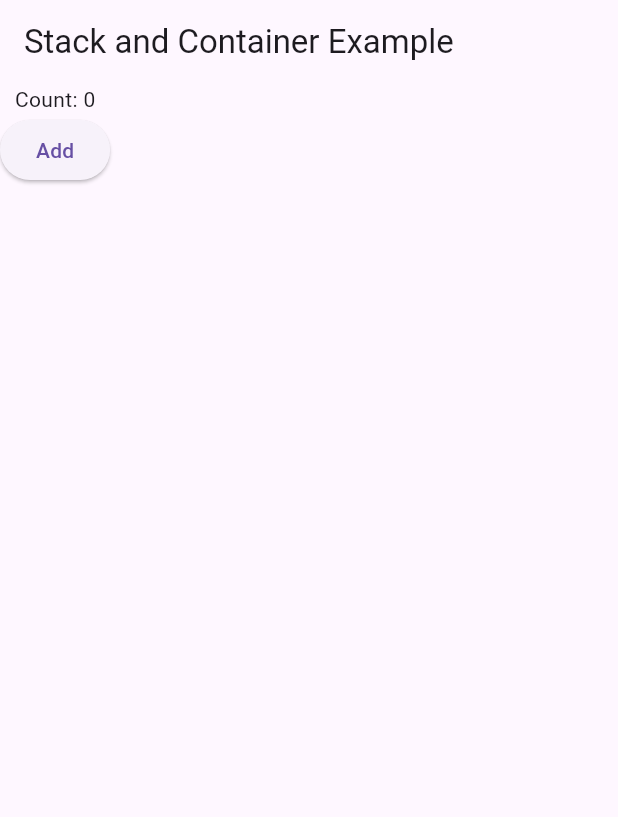
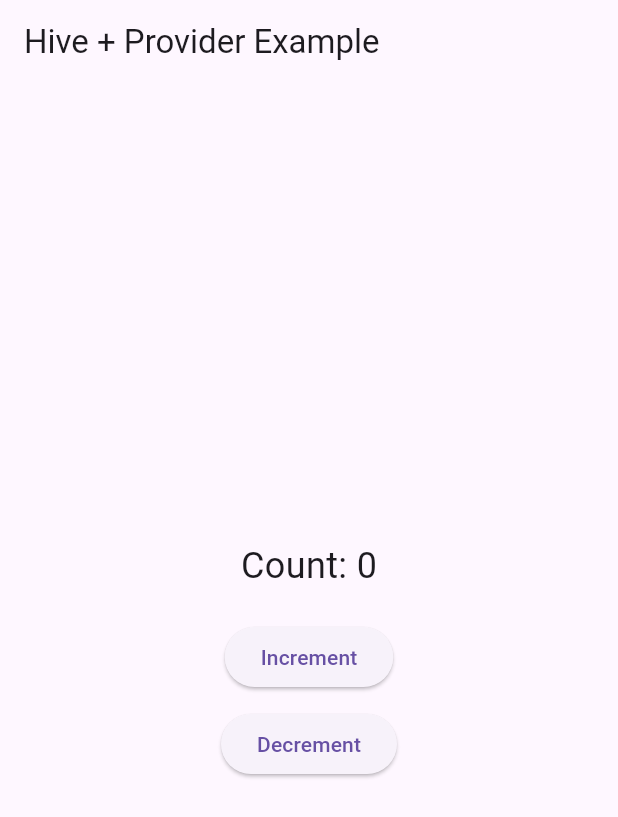
Before and after one commit to Temsegn/Flutter-Projects, a Flutter app: the screen it shows after launch, on a phone screen of 412 x 824 dp. Shown: the top 817 px of the screen. Run offline on Flutter 3.47's test engine with Material 3 defaults, Android fonts, the phone set to English and light mode, and no system bars; our stand-ins replace hive_flutter; accounts and stored records are empty.

Commit message:
provider updated stat managment with provider

```diff
--- a/lib/main.dart
+++ b/lib/main.dart
@@ -1,13 +1,28 @@
 import 'package:flutter/material.dart';
-import 'container/container_page.dart';
-import 'stack/stack_page.dart';
-import 'layout/layout_page2.dart';
+import 'package:provider/provider.dart';
+import 'package:hive_flutter/hive_flutter.dart';
+import 'provider/counter_model.dart'; // Assuming Counter class is in counter_model.dart
 import 'provider/provider_page.dart';
-import 'package:provider/provider.dart';
-import 'provider/counter_model.dart';
- void main() {
+void main() async {
+  // Initialize Hive
+  await Hive.initFlutter();
 
-  runApp( ChangeNotifierProvider(create: (context) => Counter(),
-  child:ProviderPage() ,
- ));
+  // Open a Hive box
+  await Hive.openBox<int>('counts');
+
+  runApp(
+    ChangeNotifierProvider(
+      create: (context) => CounterModel(),
+      child: MyApp(),
+    ),
+  );
 }
+
+class MyApp extends StatelessWidget {
+  @override
+  Widget build(BuildContext context) {
+    return MaterialApp(
+      home: ProviderPage(),
+    );
+  }
+}
--- a/lib/provider/counter_model.dart
+++ b/lib/provider/counter_model.dart
@@ -1,14 +1,24 @@
-import 'package:provider/provider.dart';
 import 'package:flutter/foundation.dart';
+import 'package:hive_flutter/hive_flutter.dart';
 
-class Counter extends ChangeNotifier{
+class CounterModel with ChangeNotifier {
+  static const String _countKey = 'count';
 
-     int _count=0;
+  // Hive box
+  final Box<int> _counts = Hive.box('counts');
 
-  int get count=>_count;
+  // Get the count from Hive (or default to 0 if not found)
+  int get count => _counts.get(_countKey) ?? 0;
 
-     void increment(){
-        _count++;
-        notifyListeners();
-     }
+  // Increment the count and save it to Hive
+  void increment() {
+    _counts.put(_countKey, count + 1);
+    notifyListeners(); // Notify listeners to rebuild the UI
+  }
+
+  // Decrement the count and save it to Hive
+  void decrement() {
+    _counts.put(_countKey, count - 1);
+    notifyListeners(); // Notify listeners to rebuild the UI
+  }
 }
--- a/lib/provider/provider_page.dart
+++ b/lib/provider/provider_page.dart
@@ -1,28 +1,43 @@
 import 'package:flutter/material.dart';
 import 'package:provider/provider.dart';
 import 'counter_model.dart';
-class ProviderPage extends StatelessWidget {
-   ProviderPage({super.key});
 
-
-
-
+class  ProviderPage extends StatelessWidget {
   @override
   Widget build(BuildContext context) {
-    return MaterialApp(
-      debugShowCheckedModeBanner: false,
-      home: Scaffold(
-        appBar: AppBar(title: const Text("Stack and Container Example")),
-        body: Column(
-           children: [
-                 Consumer<Counter>(builder: (context, counter, child) {
-                  return Text('Count: ${counter.count}');
-                },),
-             ElevatedButton(onPressed: (){
-               context.read<Counter>().increment();
-             }, child: Text("Add"))
-           ],
-        )
+    return Scaffold(
+      appBar: AppBar(title: Text('Hive + Provider Example')),
+      body: Center(
+        child: Column(
+          mainAxisAlignment: MainAxisAlignment.center,
+          children: [
+            // Display the count
+            Consumer<CounterModel>(
+              builder: (context, counter, child) {
+                return Text(
+                  'Count: ${counter.count}',
+                  style: TextStyle(fontSize: 24),
+                );
+              },
+            ),
+            SizedBox(height: 20),
+            // Increment button
+            ElevatedButton(
+              onPressed: () {
+                context.read<CounterModel>().increment();
+              },
+              child: Text('Increment'),
+            ),
+            SizedBox(height: 10),
+            // Decrement button
+            ElevatedButton(
+              onPressed: () {
+                context.read<CounterModel>().decrement();
+              },
+              child: Text('Decrement'),
+            ),
+          ],
+        ),
       ),
     );
   }
--- a/pubspec.yaml
+++ b/pubspec.yaml
@@ -34,7 +34,8 @@ dependencies:
   # The following adds the Cupertino Icons font to your application.
   # Use with the CupertinoIcons class for iOS style icons.
   cupertino_icons: ^1.0.8
-
+  hive: ^2.2.3
+  hive_flutter: ^1.1.0
 dev_dependencies:
   flutter_test:
     sdk: flutter
```
Also changed, not shown: pubspec.lock, 1 other file.
